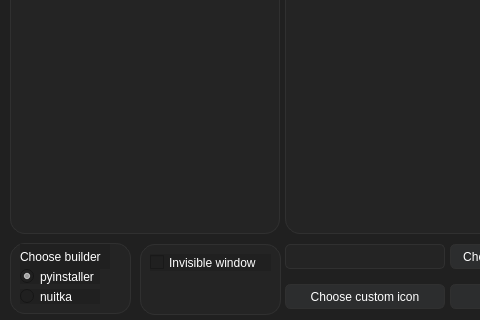
BarsTiger/daun, file ui/main.ui: the form before one commit; both pictures show x 0 to 480 and y 146 to 466 of the 566 by 466 pixel window.
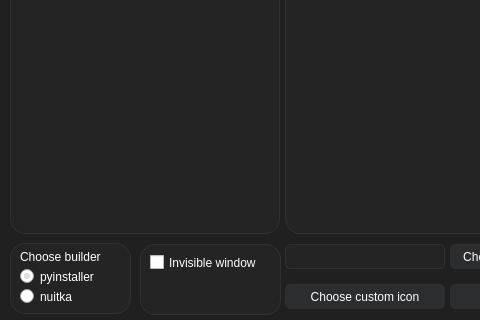
The form after the commit. Icons and pictures are not drawn.

The edit to the form file:
```diff
--- a/ui/main.ui
+++ b/ui/main.ui
@@ -33,7 +33,7 @@
     <normaloff>:/img/logo.ico</normaloff>:/img/logo.ico</iconset>
   </property>
   <property name="windowOpacity">
-   <double>0.990000000000000</double>
+   <double>0.970000000000000</double>
   </property>
   <property name="styleSheet">
    <string notr="true">background-color: #202020;
@@ -349,7 +349,8 @@
      </rect>
     </property>
     <property name="styleSheet">
-     <string notr="true">font: 10pt &quot;Segoe UI&quot;;</string>
+     <string notr="true">font: 10pt &quot;Segoe UI&quot;;
+background: none;</string>
     </property>
     <property name="text">
      <string>pyinstaller</string>
@@ -368,7 +369,8 @@
      </rect>
     </property>
     <property name="styleSheet">
-     <string notr="true">font: 10pt &quot;Segoe UI&quot;;</string>
+     <string notr="true">font: 10pt &quot;Segoe UI&quot;;
+background: none;</string>
     </property>
     <property name="text">
      <string>nuitka</string>
@@ -384,7 +386,8 @@
      </rect>
     </property>
     <property name="styleSheet">
-     <string notr="true">font: 10pt &quot;Segoe UI&quot;;</string>
+     <string notr="true">font: 10pt &quot;Segoe UI&quot;;
+background: none;</string>
     </property>
     <property name="text">
      <string>Choose builder</string>
@@ -438,7 +441,8 @@
      </rect>
     </property>
     <property name="styleSheet">
-     <string notr="true">font: 10pt &quot;Segoe UI&quot;;</string>
+     <string notr="true">font: 10pt &quot;Segoe UI&quot;;
+background: none;</string>
     </property>
     <property name="text">
      <string>Invisible window</string>
```
